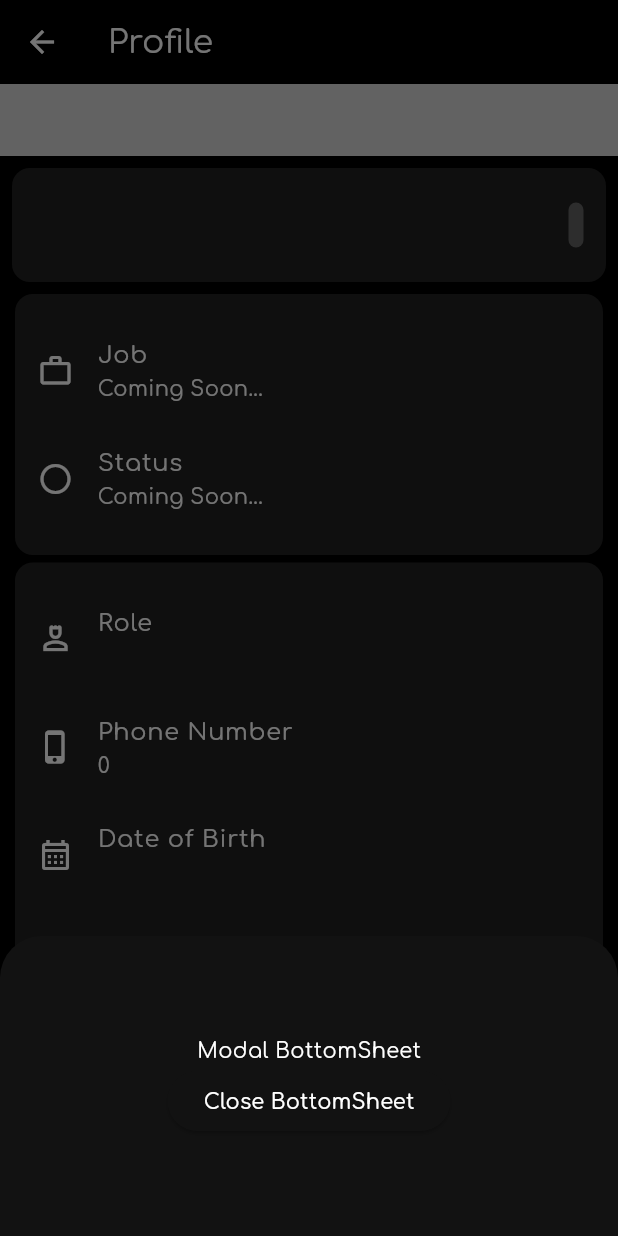
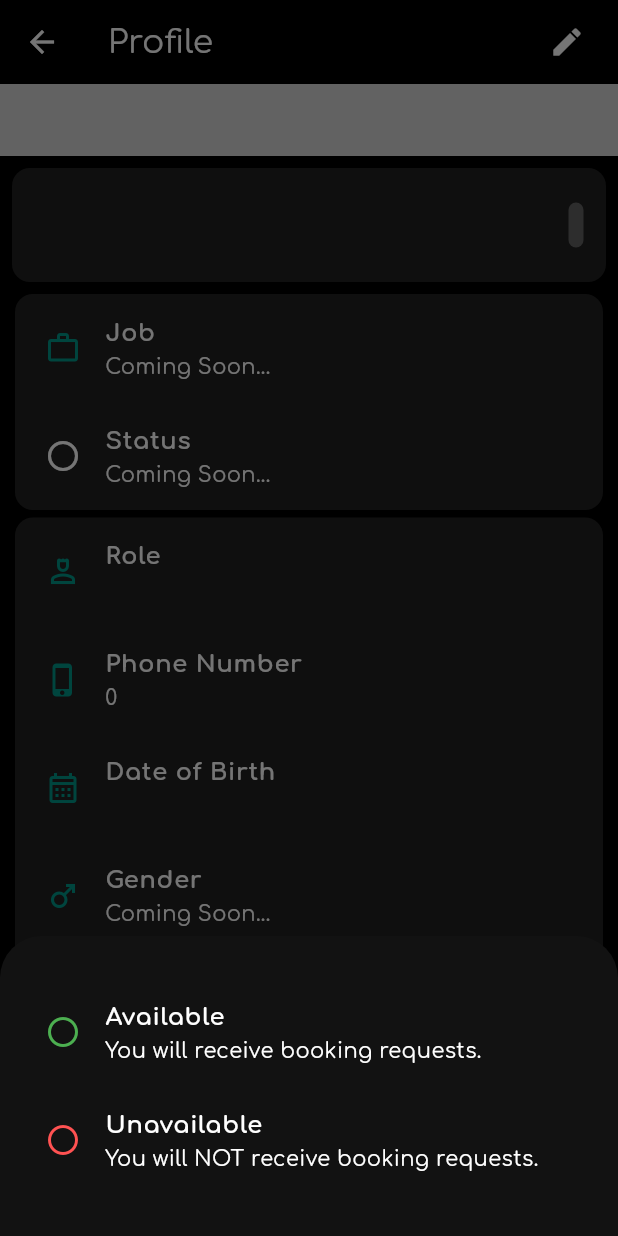
Before and after one commit to abhishekjaswl/khoj_handyman_app, a Flutter app: the ProfilePage screen opened by its route, after a tap on "Status", on a phone screen of 412 x 824 dp. Run offline on Flutter 3.47's test engine with Material 2 defaults, Android fonts, the phone set to English and light mode, and no system bars; our stand-ins replace dotted_border, geocoding, google_maps_flutter, image_picker, lottie, otp_text_field and 1 more; missing offline and left inert: avatars, cloudinary_public.

Commit message:
upload_image > dialoag > bottom_modal_sheet | profile_activity_status_v1 | worker_home_v0.1

```diff
--- a/mobile_app/lib/core/services/user_service.dart
+++ b/mobile_app/lib/core/services/user_service.dart
@@ -20,8 +20,8 @@ class UserService {
     final regBody = {
       'id': id,
       'citizenshipUrl': citizenshipUrl,
-      'paymentQrUrl': paymentQrUrl!,
-      'job': job!,
+      'paymentQrUrl': paymentQrUrl,
+      'job': job,
       'latitude': latitude,
       'longitude': longitude,
       'address': address,
--- a/mobile_app/lib/main.dart
+++ b/mobile_app/lib/main.dart
@@ -6,7 +6,7 @@ import 'package:provider/provider.dart';
 
 import 'core/providers/currentuser_provider.dart';
 import 'core/providers/loading_provider.dart';
-import 'ui/pages/home/home.dart';
+import 'ui/pages/home/pages/home.dart';
 import 'ui/pages/loginregister/login.dart';
 import 'ui/pages/loginregister/register.dart';
 
@@ -44,7 +44,7 @@ class MyApp extends StatelessWidget {
             '/login': (context) => const LoginPage(),
             '/register': (context) => const RegisterPage(),
             '/home': (context) => const HomePage(),
-            '/profile': (context) => ProfilePage(),
+            '/profile': (context) => const ProfilePage(),
             '/kyc': (context) => const KYCPage(),
           },
         ),
--- a/mobile_app/lib/ui/pages/profile/profile.dart
+++ b/mobile_app/lib/ui/pages/profile/profile.dart
@@ -22,6 +22,13 @@ class _ProfilePageState extends State<ProfilePage> {
     return Scaffold(
       appBar: AppBar(
         title: const Text('Profile'),
+        actions: [
+          IconButton(
+            onPressed: () {},
+            icon: const Icon(Icons.edit),
+          ),
+          const SizedBox(width: 10),
+        ],
       ),
       body: SingleChildScrollView(
         child: Column(
@@ -137,8 +144,6 @@ class _ProfilePageState extends State<ProfilePage> {
                 : Container(),
             Card(
               margin: const EdgeInsets.only(right: 10, left: 10, bottom: 5),
-              child: Padding(
-                padding: const EdgeInsets.all(15),
               child: Column(
                 crossAxisAlignment: CrossAxisAlignment.start,
                 children: [
@@ -147,44 +152,68 @@ class _ProfilePageState extends State<ProfilePage> {
                     label: 'Job',
                     value: 'Coming Soon...',
                   ),
-                    GestureDetector(
+                  ListTile(
+                    leading: const Icon(Icons.circle_outlined),
+                    title: const Text(
+                      'Status',
+                      style: TextStyle(fontWeight: FontWeight.w700),
+                    ),
+                    subtitle: const Text('Coming Soon...'),
+                    contentPadding: const EdgeInsets.symmetric(horizontal: 20),
                     onTap: () {
                       showModalBottomSheet<void>(
                         context: context,
                         builder: (BuildContext context) {
                           return SizedBox(
                             height: 200,
-                              child: Center(
                             child: Column(
                               mainAxisAlignment: MainAxisAlignment.center,
                               mainAxisSize: MainAxisSize.min,
                               children: <Widget>[
-                                    const Text('Modal BottomSheet'),
-                                    ElevatedButton(
-                                      child: const Text('Close BottomSheet'),
-                                      onPressed: () => Navigator.pop(context),
+                                ListTile(
+                                  leading: const Icon(
+                                    Icons.circle_outlined,
+                                    color: Colors.green,
+                                  ),
+                                  title: const Text(
+                                    'Available',
+                                    style:
+                                        TextStyle(fontWeight: FontWeight.w700),
+                                  ),
+                                  subtitle: const Text(
+                                      'You will receive booking requests.'),
+                                  contentPadding: const EdgeInsets.symmetric(
+                                      horizontal: 30),
+                                  onTap: () => {},
+                                ),
+                                ListTile(
+                                  leading: const Icon(
+                                    Icons.circle_outlined,
+                                    color: Colors.redAccent,
+                                  ),
+                                  title: const Text(
+                                    'Unavailable',
+                                    style:
+                                        TextStyle(fontWeight: FontWeight.w700),
+                                  ),
+                                  subtitle: const Text(
+                                      'You will NOT receive booking requests.'),
+                                  contentPadding: const EdgeInsets.symmetric(
+                                      horizontal: 30),
+                                  onTap: () => {},
                                 ),
                               ],
-                                ),
                             ),
                           );
                         },
                       );
                     },
-                      child: const UserInfoItem(
-                        icon: Icons.circle_outlined,
-                        label: 'Status',
-                        value: 'Coming Soon...',
-                      ),
                   ),
                 ],
               ),
             ),
-            ),
             Card(
               margin: const EdgeInsets.only(right: 10, left: 10, bottom: 5),
-              child: Padding(
-                padding: const EdgeInsets.all(15),
               child: Column(
                 crossAxisAlignment: CrossAxisAlignment.start,
                 children: [
@@ -199,10 +228,8 @@ class _ProfilePageState extends State<ProfilePage> {
                   UserInfoItem(
                     icon: Icons.phone_iphone,
                     label: 'Phone Number',
-                      value: Provider.of<CurrentUser>(context)
-                          .user
-                          .phone
-                          .toString(),
+                    value:
+                        Provider.of<CurrentUser>(context).user.phone.toString(),
                   ),
                   UserInfoItem(
                     icon: Icons.calendar_month_outlined,
@@ -222,14 +249,8 @@ class _ProfilePageState extends State<ProfilePage> {
                 ],
               ),
             ),
-            ),
           ],
         ),
-      ),
-      floatingActionButton: FloatingActionButton.extended(
-        onPressed: (() => {}),
-        label: const Text('Edit Profile'),
-        icon: const Icon(Icons.edit_document),
       ),
     );
   }
@@ -239,23 +260,30 @@ class UserInfoItem extends StatelessWidget {
   final IconData icon;
   final String label;
   final String value;
+  final Function()? onTap;
 
   const UserInfoItem({
     required this.icon,
     required this.label,
     required this.value,
+    this.onTap,
     Key? key,
   }) : super(key: key);
 
   @override
   Widget build(BuildContext context) {
     return ListTile(
-      leading: Icon(icon),
+      leading: Icon(
+        icon,
+        color: Theme.of(context).colorScheme.tertiary,
+      ),
       title: Text(
         label,
+        style: const TextStyle(fontWeight: FontWeight.w700),
       ),
       subtitle: Text(value),
-      contentPadding: const EdgeInsets.all(0),
+      onTap: onTap,
+      contentPadding: const EdgeInsets.symmetric(horizontal: 20),
     );
   }
 }
```
Also changed, not shown: mobile_app/lib/core/services/uploadimage_service.dart (+36 -55 lines), mobile_app/lib/ui/pages/home/pages/home.dart (renamed from mobile_app/lib/ui/pages/home/home.dart, +5 -5 lines), mobile_app/lib/ui/pages/home/pages/worker_home.dart (added, +68 -0 lines), mobile_app/lib/ui/pages/kycForm/pages/upload_documents.dart (+24 -5 lines). Lines whose indentation alone changed are shown as unchanged.
